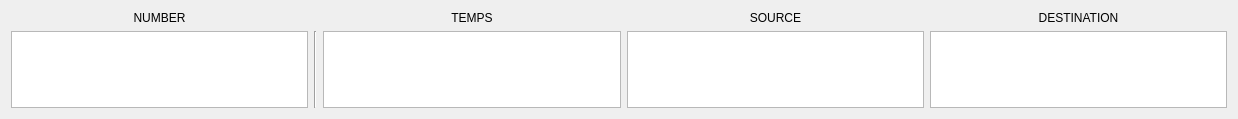
Qt form SNOTRA/Frame.ui (SNOTRAProject/snotra) before a commit.
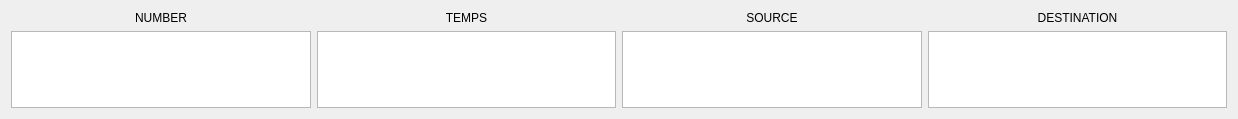
The same form after that commit.

```diff
--- a/SNOTRA/Frame.ui
+++ b/SNOTRA/Frame.ui
@@ -14,7 +14,10 @@
    <string>Frame</string>
   </property>
   <layout class="QGridLayout" name="gridLayout">
-   <item row="0" column="2">
+   <item row="1" column="2">
+    <widget class="QTextBrowser" name="sourceView"/>
+   </item>
+   <item row="0" column="1">
     <widget class="QLabel" name="temps">
      <property name="text">
       <string>TEMPS</string>
@@ -24,7 +27,7 @@
      </property>
     </widget>
    </item>
-   <item row="0" column="4">
+   <item row="0" column="3">
     <widget class="QLabel" name="destination">
      <property name="text">
       <string>DESTINATION</string>
@@ -44,13 +47,13 @@
      </property>
     </widget>
    </item>
-   <item row="1" column="2">
+   <item row="1" column="1">
     <widget class="QTextBrowser" name="tempsView"/>
    </item>
    <item row="1" column="0">
     <widget class="QTextBrowser" name="NumberView"/>
    </item>
-   <item row="0" column="3">
+   <item row="0" column="2">
     <widget class="QLabel" name="source">
      <property name="text">
       <string>SOURCE</string>
@@ -61,18 +64,8 @@
     </widget>
    </item>
    <item row="1" column="3">
-    <widget class="QTextBrowser" name="sourceView"/>
-   </item>
-   <item row="1" column="4">
     <widget class="QTextBrowser" name="destanationView"/>
    </item>
-   <item row="1" column="1">
-    <widget class="Line" name="line">
-     <property name="orientation">
-      <enum>Qt::Vertical</enum>
-     </property>
-    </widget>
-   </item>
   </layout>
  </widget>
  <resources/>
```
